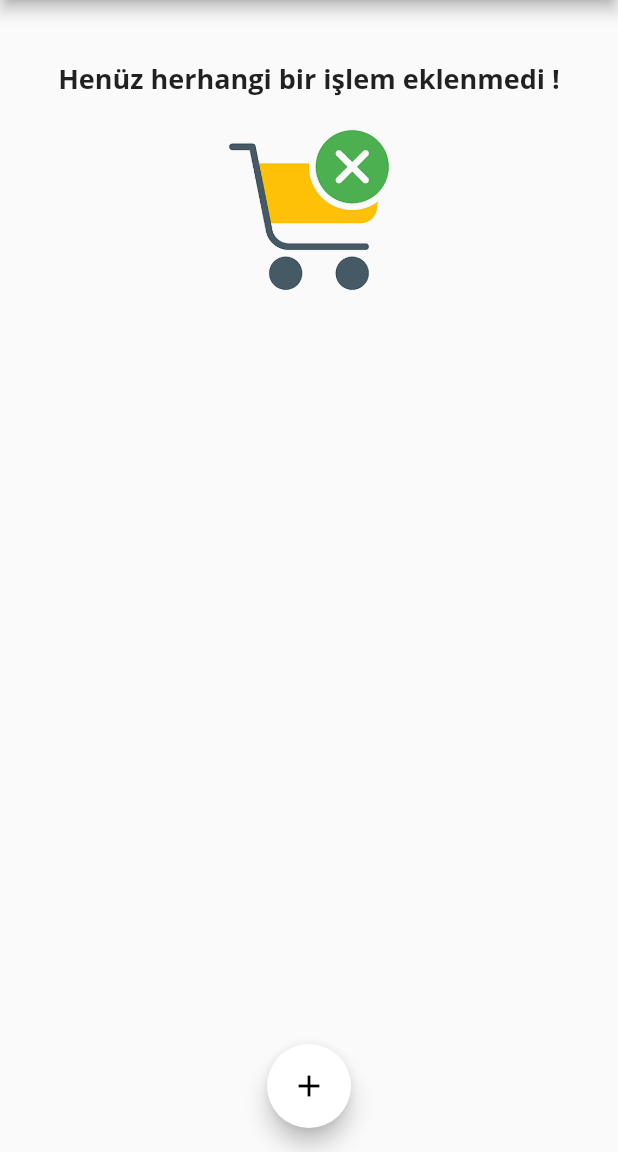
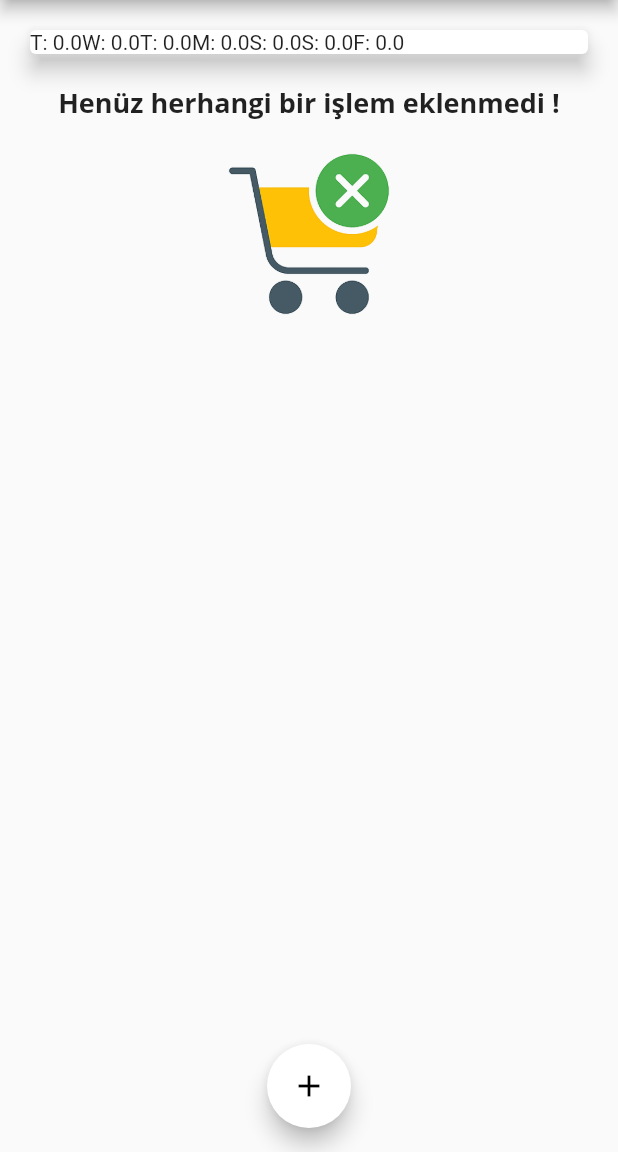
Before and after one commit to 1Kagan/Flutter_harcama_takip_uygulamasi, a Flutter app: the screen it shows after launch, on a phone screen of 412 x 824 dp, the part 84-1236 px from its top. Run offline on Flutter 3.47's test engine with Material 2 defaults, Android fonts, the phone set to English and light mode, and no system bars.

Commit message:
chartbar

```diff
--- a/lib/widgets/kart.dart
+++ b/lib/widgets/kart.dart
@@ -24,11 +24,9 @@ class Kart extends StatelessWidget {
             totalSum += recentTransactions[i].amount;
           }
         }
-        print(DateFormat.E().format(weekDay));
-        print(totalSum);
 
         return {
-          'day': DateFormat.E().format(weekDay),
+          'day': DateFormat.E().format(weekDay).substring(0, 1),
           'amount': totalSum,
         };
       },
@@ -42,7 +40,9 @@ class Kart extends StatelessWidget {
       elevation: 6,
       margin: EdgeInsets.all(20),
       child: Row(
-        children: <Widget>[],
+        children: groupedTransactionValues.map((data) {
+          return Text('${data['day']}: ${data['amount']}');
+        }).toList(),
       ),
     );
   }
```
Also changed, not shown: lib/widgets/kart_board.dart (added, +48 -0 lines).
